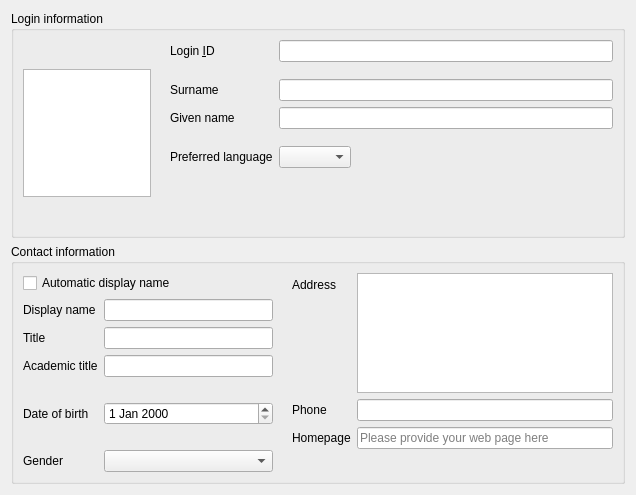
Before: the Qt Designer form agent/src/clacks/agent/data/templates/default/user.ui in gonicus/clacks, drawn with Qt 5.
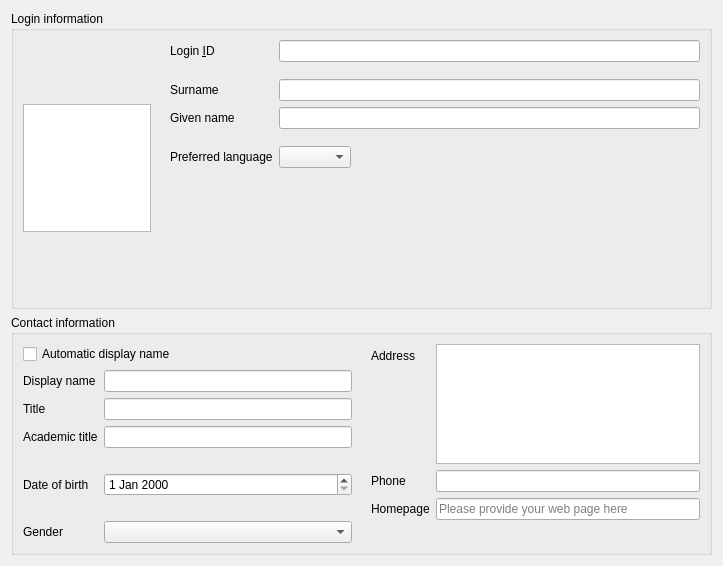
After: the same form once the commit is applied. Icons and pictures are not drawn.

Patch:
```diff
--- a/agent/src/clacks/agent/data/templates/default/user.ui
+++ b/agent/src/clacks/agent/data/templates/default/user.ui
@@ -6,8 +6,8 @@
    <rect>
     <x>0</x>
     <y>0</y>
-    <width>636</width>
-    <height>495</height>
+    <width>723</width>
+    <height>566</height>
    </rect>
   </property>
   <property name="windowTitle">
@@ -17,7 +17,7 @@
    <iconset>
     <normaloff>:/images/user.png</normaloff>:/images/user.png</iconset>
   </property>
-  <layout class="QGridLayout" name="gridLayout">
+  <layout class="QGridLayout" name="gridLayout_3">
    <item row="0" column="0">
     <widget class="QGroupBox" name="groupBox">
      <property name="title">
@@ -174,6 +174,8 @@
      <property name="title">
       <string>Contact information</string>
      </property>
+     <layout class="QGridLayout" name="gridLayout">
+      <item row="0" column="0">
      <layout class="QHBoxLayout" name="horizontalLayout">
       <item>
        <layout class="QFormLayout" name="formLayout_2">
@@ -301,9 +303,6 @@
       </item>
       <item>
        <layout class="QFormLayout" name="formLayout_3">
-        <property name="labelAlignment">
-         <set>Qt::AlignLeading|Qt::AlignLeft|Qt::AlignTop</set>
-        </property>
         <item row="0" column="0">
          <widget class="QLabel" name="label_2">
           <property name="text">
@@ -369,6 +368,8 @@
        </layout>
       </item>
      </layout>
+      </item>
+     </layout>
     </widget>
    </item>
   </layout>
```
Left out of the diff: 54 changed lines with no effect on the pictures. Lines whose indentation alone changed are shown as unchanged.
